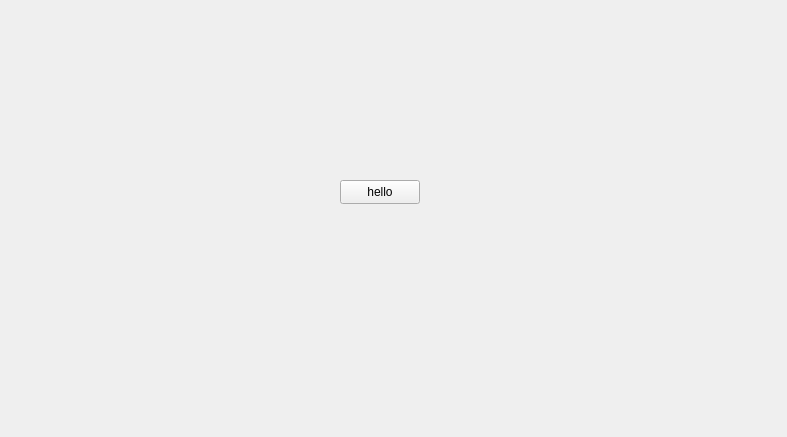
Above: Library-Management-System/mainmenu.ui from danisensei/Library-Management-System before the change. Below: the same form after it.
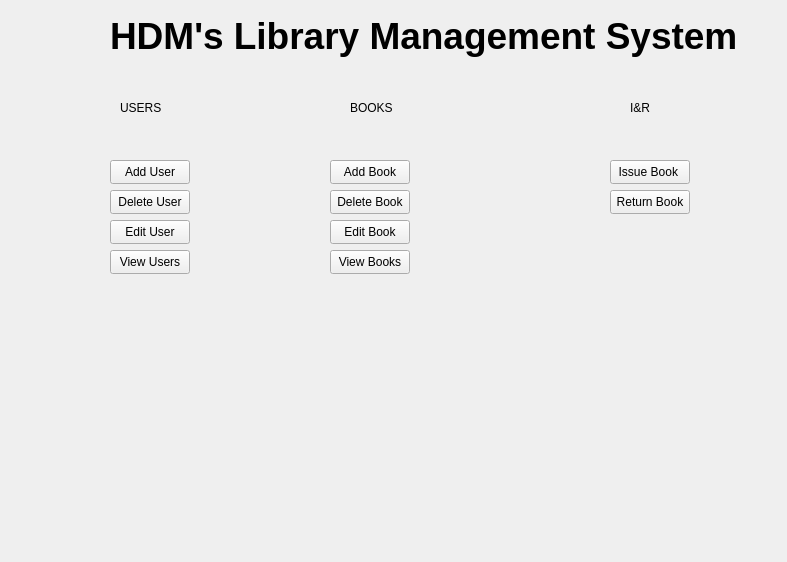
That is the form after the change.

Patch:
```diff
--- a/Library-Management-System/mainmenu.ui
+++ b/Library-Management-System/mainmenu.ui
@@ -7,23 +7,202 @@
     <x>0</x>
     <y>0</y>
     <width>787</width>
-    <height>437</height>
+    <height>562</height>
    </rect>
   </property>
   <property name="windowTitle">
    <string>Form</string>
   </property>
-  <widget class="QPushButton" name="hello">
+  <widget class="QLabel" name="mainmenulabel">
    <property name="geometry">
     <rect>
-     <x>340</x>
-     <y>180</y>
+     <x>110</x>
+     <y>10</y>
+     <width>681</width>
+     <height>51</height>
+    </rect>
+   </property>
+   <property name="font">
+    <font>
+     <family>Segoe UI</family>
+     <pointsize>28</pointsize>
+     <bold>true</bold>
+    </font>
+   </property>
+   <property name="styleSheet">
+    <string notr="true"/>
+   </property>
+   <property name="text">
+    <string>HDM's Library Management System</string>
+   </property>
+  </widget>
+  <widget class="QLabel" name="userslabel">
+   <property name="geometry">
+    <rect>
+     <x>120</x>
+     <y>100</y>
+     <width>41</width>
+     <height>16</height>
+    </rect>
+   </property>
+   <property name="text">
+    <string>USERS</string>
+   </property>
+  </widget>
+  <widget class="QLabel" name="label">
+   <property name="geometry">
+    <rect>
+     <x>350</x>
+     <y>100</y>
+     <width>71</width>
+     <height>16</height>
+    </rect>
+   </property>
+   <property name="text">
+    <string>BOOKS</string>
+   </property>
+  </widget>
+  <widget class="QLabel" name="label_2">
+   <property name="geometry">
+    <rect>
+     <x>630</x>
+     <y>100</y>
+     <width>51</width>
+     <height>16</height>
+    </rect>
+   </property>
+   <property name="text">
+    <string>I&amp;R</string>
+   </property>
+  </widget>
+  <widget class="QPushButton" name="adduserbutton">
+   <property name="geometry">
+    <rect>
+     <x>110</x>
+     <y>160</y>
      <width>80</width>
      <height>24</height>
     </rect>
    </property>
    <property name="text">
-    <string>hello</string>
+    <string>Add User</string>
+   </property>
+  </widget>
+  <widget class="QPushButton" name="deleteuserbutton">
+   <property name="geometry">
+    <rect>
+     <x>110</x>
+     <y>190</y>
+     <width>80</width>
+     <height>24</height>
+    </rect>
+   </property>
+   <property name="text">
+    <string>Delete User</string>
+   </property>
+  </widget>
+  <widget class="QPushButton" name="edituserbutton">
+   <property name="geometry">
+    <rect>
+     <x>110</x>
+     <y>220</y>
+     <width>80</width>
+     <height>24</height>
+    </rect>
+   </property>
+   <property name="text">
+    <string>Edit User</string>
+   </property>
+  </widget>
+  <widget class="QPushButton" name="viewusersbutton">
+   <property name="geometry">
+    <rect>
+     <x>110</x>
+     <y>250</y>
+     <width>80</width>
+     <height>24</height>
+    </rect>
+   </property>
+   <property name="text">
+    <string>View Users</string>
+   </property>
+  </widget>
+  <widget class="QPushButton" name="issuebookbutton">
+   <property name="geometry">
+    <rect>
+     <x>610</x>
+     <y>160</y>
+     <width>80</width>
+     <height>24</height>
+    </rect>
+   </property>
+   <property name="text">
+    <string>Issue Book </string>
+   </property>
+  </widget>
+  <widget class="QPushButton" name="returnbookbutton">
+   <property name="geometry">
+    <rect>
+     <x>610</x>
+     <y>190</y>
+     <width>80</width>
+     <height>24</height>
+    </rect>
+   </property>
+   <property name="text">
+    <string>Return Book</string>
+   </property>
+  </widget>
+  <widget class="QPushButton" name="editbookbutton">
+   <property name="geometry">
+    <rect>
+     <x>330</x>
+     <y>220</y>
+     <width>80</width>
+     <height>24</height>
+    </rect>
+   </property>
+   <property name="text">
+    <string>Edit Book</string>
+   </property>
+  </widget>
+  <widget class="QPushButton" name="viewbooksbutton">
+   <property name="geometry">
+    <rect>
+     <x>330</x>
+     <y>250</y>
+     <width>80</width>
+     <height>24</height>
+    </rect>
+   </property>
+   <property name="text">
+    <string>View Books</string>
+   </property>
+  </widget>
+  <widget class="QPushButton" name="deletebookbutton">
+   <property name="geometry">
+    <rect>
+     <x>330</x>
+     <y>190</y>
+     <width>80</width>
+     <height>24</height>
+    </rect>
+   </property>
+   <property name="text">
+    <string>Delete Book</string>
+   </property>
+  </widget>
+  <widget class="QPushButton" name="addbookbutton">
+   <property name="geometry">
+    <rect>
+     <x>330</x>
+     <y>160</y>
+     <width>80</width>
+     <height>24</height>
+    </rect>
+   </property>
+   <property name="text">
+    <string>Add Book</string>
    </property>
   </widget>
  </widget>
```
